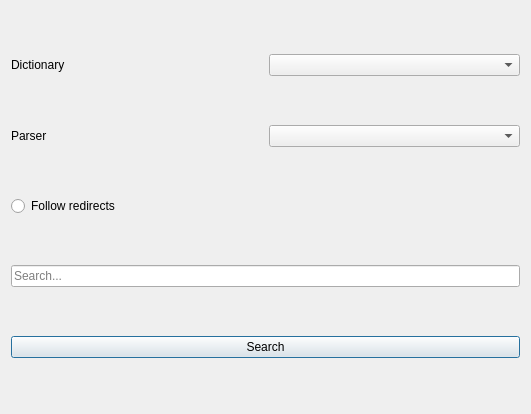
First picture: the form in designer/browser.ui, repository abdnh/anki-zim-reader, before the edit.
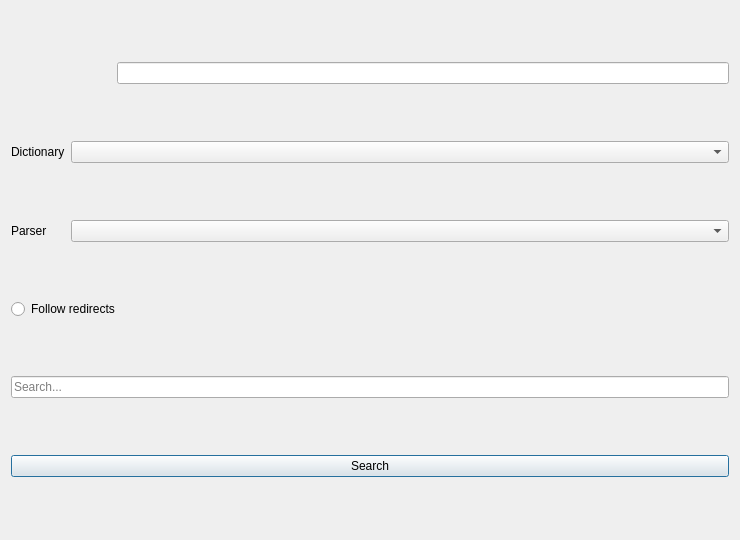
Second picture: the form after the edit.

Commit message: Add some navigation controls to browser

Diff of the .ui file:
```diff
--- a/designer/browser.ui
+++ b/designer/browser.ui
@@ -6,22 +6,22 @@
    <rect>
     <x>0</x>
     <y>0</y>
-    <width>531</width>
-    <height>414</height>
+    <width>740</width>
+    <height>540</height>
    </rect>
   </property>
   <property name="windowTitle">
    <string>Dialog</string>
   </property>
   <layout class="QGridLayout" name="gridLayout">
-   <item row="11" column="0">
-    <widget class="QLabel" name="label_2">
-     <property name="text">
-      <string>Parser</string>
+   <item row="0" column="2">
+    <widget class="QLineEdit" name="address_bar">
+     <property name="readOnly">
+      <bool>true</bool>
      </property>
     </widget>
    </item>
-   <item row="13" column="0" colspan="2">
+   <item row="14" column="0" colspan="3">
     <widget class="QLineEdit" name="search_edit">
      <property name="styleSheet">
       <string notr="true"/>
@@ -31,32 +31,65 @@
      </property>
     </widget>
    </item>
-   <item row="10" column="1">
-    <widget class="QComboBox" name="file"/>
+   <item row="15" column="0" colspan="3">
+    <widget class="QPushButton" name="search_button">
+     <property name="text">
+      <string>Search</string>
+     </property>
+     <property name="default">
+      <bool>true</bool>
+     </property>
+    </widget>
    </item>
-   <item row="12" column="0" colspan="2">
+   <item row="12" column="0">
+    <widget class="QLabel" name="label_2">
+     <property name="text">
+      <string>Parser</string>
+     </property>
+    </widget>
+   </item>
+   <item row="13" column="0" colspan="3">
     <widget class="QRadioButton" name="follow_redirects">
      <property name="text">
       <string>Follow redirects</string>
      </property>
     </widget>
    </item>
-   <item row="10" column="0">
+   <item row="12" column="1" colspan="2">
+    <widget class="QComboBox" name="parser"/>
+   </item>
+   <item row="11" column="0">
     <widget class="QLabel" name="label">
      <property name="text">
       <string>Dictionary</string>
      </property>
     </widget>
    </item>
-   <item row="11" column="1">
-    <widget class="QComboBox" name="parser"/>
+   <item row="11" column="1" colspan="2">
+    <widget class="QComboBox" name="file"/>
    </item>
-   <item row="14" column="0" colspan="2">
-    <widget class="QPushButton" name="search_button">
+   <item row="0" column="0">
+    <widget class="QPushButton" name="back">
+     <property name="cursor">
+      <cursorShape>PointingHandCursor</cursorShape>
+     </property>
      <property name="text">
-      <string>Search</string>
+      <string/>
      </property>
-     <property name="default">
+     <property name="flat">
+      <bool>true</bool>
+     </property>
+    </widget>
+   </item>
+   <item row="0" column="1">
+    <widget class="QPushButton" name="forward">
+     <property name="cursor">
+      <cursorShape>PointingHandCursor</cursorShape>
+     </property>
+     <property name="text">
+      <string/>
+     </property>
+     <property name="flat">
       <bool>true</bool>
      </property>
     </widget>
```
The commit also changes 7 other files.
